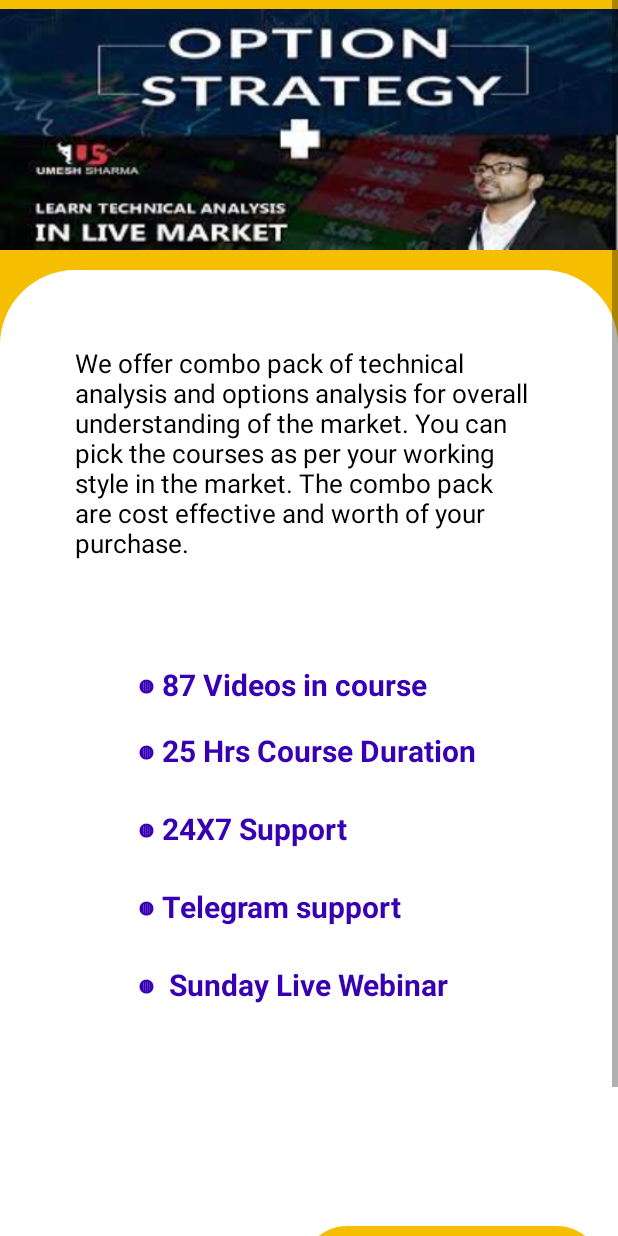
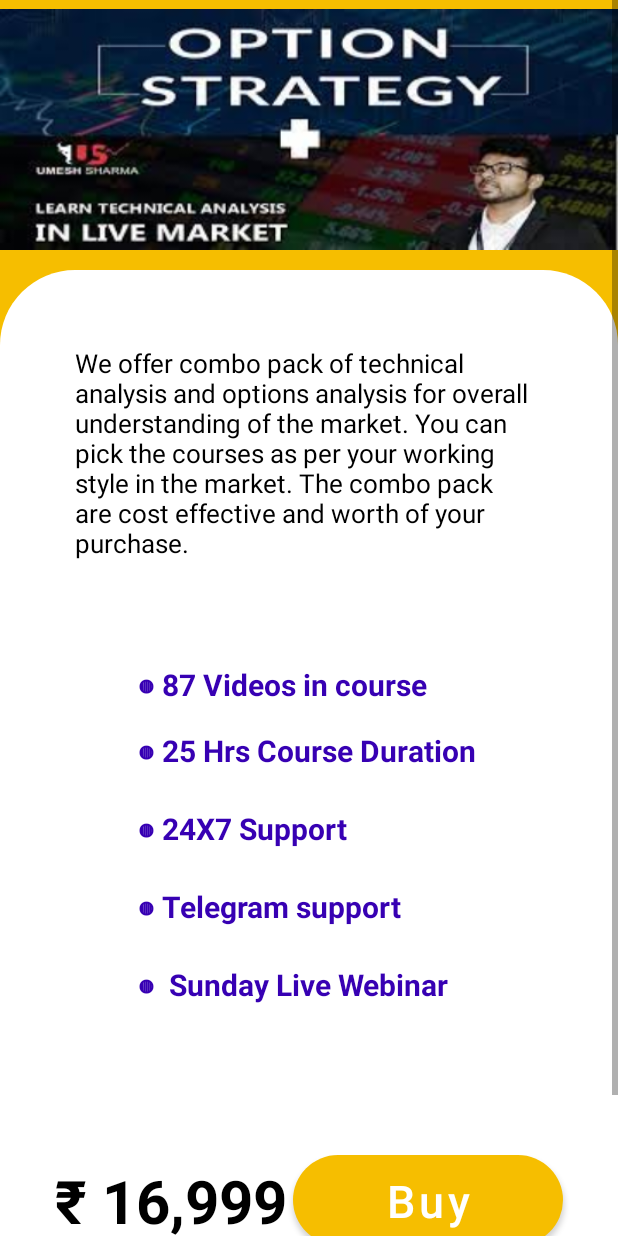
Before and after one commit to amanGupta1811/ChartAnalysis, an Android app: the layout activity_combo.xml on its own in the app's theme, with its tools: preview values and no code run, on a phone screen of 412 x 824 dp. Run offline under Robolectric (Android 15) with nearby library versions, the phone set to English and light mode, and no system bars; network calls fail.

Commit message:
fix bugs

```diff
--- a/app/src/main/java/com/android/chartanalysis/signUp.java
+++ b/app/src/main/java/com/android/chartanalysis/signUp.java
@@ -119,7 +119,7 @@ public class signUp extends AppCompatActivity {
         }, new Response.ErrorListener() {
             @Override
             public void onErrorResponse(VolleyError error) {
-                Toast.makeText(getApplicationContext(),error.toString(),Toast.LENGTH_LONG).show();
+                Toast.makeText(signUp.this, "Connection Error", Toast.LENGTH_SHORT).show();
                 progressBar.setVisibility(View.GONE);
             }
         }){
--- a/app/src/main/res/layout/activity_combo.xml
+++ b/app/src/main/res/layout/activity_combo.xml
@@ -12,7 +12,6 @@
         android:layout_height="wrap_content"
         app:layout_constraintTop_toTopOf="parent">
 
-
         <androidx.constraintlayout.widget.ConstraintLayout
             android:layout_width="match_parent"
             android:layout_height="wrap_content">
@@ -25,8 +24,6 @@
                 android:background="@drawable/orders"
                 app:layout_constraintLeft_toLeftOf="parent"
                 app:layout_constraintTop_toTopOf="parent"/>
-
-
             <ImageView
                 android:id="@+id/courseImg"
                 android:layout_width="match_parent"
@@ -37,26 +34,6 @@
                 app:layout_constraintLeft_toLeftOf="parent"
                 app:layout_constraintRight_toRightOf="parent"
                 app:layout_constraintTop_toTopOf="parent" />
-
-            <Button
-                android:id="@+id/buy"
-                android:layout_width="200dp"
-                android:layout_height="60dp"
-                android:text="Buy"
-                android:textSize="30dp"
-                android:textAlignment="center"
-                android:textAllCaps="false"
-                app:layout_constraintTop_toBottomOf="@id/last"
-                app:layout_constraintRight_toRightOf="parent"
-                android:layout_marginBottom="55dp"
-                android:layout_marginTop="150dp"
-                android:layout_marginRight="15dp"
-                android:layout_marginLeft="15dp"
-                app:layout_constraintBottom_toBottomOf="@id/tool"
-                app:layout_constraintLeft_toRightOf="@id/courseAmt"
-                android:background="@drawable/button_background"
-                />
-
 
         <androidx.constraintlayout.widget.ConstraintLayout
             android:id="@+id/infoC"
@@ -80,14 +57,8 @@
                 android:layout_margin="20dp"
                 android:text="@string/combo"
                 android:textColor="@color/black"
-                android:textSize="17dp"
-                />
+                android:textSize="17dp" />
         </androidx.constraintlayout.widget.ConstraintLayout>
-
-
-
-
-
 
             <TextView
                 android:id="@+id/keyPoints"
@@ -151,21 +122,47 @@
                 app:layout_constraintRight_toRightOf="parent"
                 app:layout_constraintTop_toBottomOf="@id/infoC" />
 
-            <TextView
-                android:id="@+id/courseAmt"
-                android:layout_width="wrap_content"
+            <androidx.constraintlayout.widget.ConstraintLayout
+                android:layout_width="match_parent"
                 android:layout_height="wrap_content"
-                android:layout_marginLeft="8dp"
-                android:layout_marginTop="150dp"
-                android:layout_marginBottom="55dp"
-                android:text="₹16,999"
-                android:textColor="@color/black"
-                android:textSize="50dp"
-                android:textStyle="bold"
-                app:layout_constraintBottom_toBottomOf="@id/tool"
+                android:layout_marginLeft="20dp"
+                android:layout_marginRight="20dp"
                 app:layout_constraintTop_toBottomOf="@id/last"
-                app:layout_constraintLeft_toLeftOf="parent" />
+                app:layout_constraintLeft_toLeftOf="parent"
+                app:layout_constraintRight_toRightOf="parent"
+                app:layout_constraintBottom_toBottomOf="@id/tool">
 
+                <TextView
+                    android:id="@+id/courseAmt"
+                    android:layout_width="wrap_content"
+                    android:layout_height="wrap_content"
+                    android:text="₹ 16,999"
+                    android:textColor="@color/black"
+                    android:layout_marginRight="2dp"
+                    android:layout_marginLeft="100dp"
+                    android:textSize="40dp"
+                    android:textStyle="bold"
+                    app:layout_constraintBottom_toBottomOf="parent"
+                    app:layout_constraintTop_toTopOf="parent"
+                    app:layout_constraintLeft_toLeftOf="parent"
+                    app:layout_constraintRight_toLeftOf="@id/buy"/>
+                <Button
+                    android:id="@+id/buy"
+                    android:layout_width="180dp"
+                    android:layout_height="60dp"
+                    android:text="Buy"
+                    android:textSize="30dp"
+                    android:textAlignment="center"
+                    android:textAllCaps="false"
+                    android:layout_marginLeft="2dp"
+                    android:layout_marginRight="100dp"
+                    app:layout_constraintTop_toTopOf="parent"
+                    app:layout_constraintRight_toRightOf="parent"
+                    app:layout_constraintLeft_toRightOf="@id/courseAmt"
+                    app:layout_constraintBottom_toBottomOf="parent"
+                    android:background="@drawable/button_background"
+                    />
+            </androidx.constraintlayout.widget.ConstraintLayout>
         </androidx.constraintlayout.widget.ConstraintLayout>
     </ScrollView>
 </androidx.constraintlayout.widget.ConstraintLayout>
--- a/app/src/main/res/layout/activity_full_video.xml
+++ b/app/src/main/res/layout/activity_full_video.xml
@@ -14,6 +14,7 @@
         app:layout_constraintTop_toTopOf="parent"
         app:layout_constraintRight_toRightOf="parent"
         app:layout_constraintLeft_toLeftOf="parent"
+
         >
 
 
```
Also changed, not shown: app/src/main/java/com/android/chartanalysis/MainActivity.java (+46 -20 lines), app/src/main/java/com/android/chartanalysis/buyCourse.java (+5 -3 lines), app/src/main/java/com/android/chartanalysis/courseVideo.java (+71 -8 lines), app/src/main/java/com/android/chartanalysis/invoice.java (+23 -8 lines), app/src/main/java/com/android/chartanalysis/login.java (+6 -5 lines), app/src/main/res/layout/activity_invoice.xml (+19 -6 lines), app/src/main/res/layout/activity_onlineteaching.xml (+36 -24 lines), app/src/main/res/layout/activity_optionstrategy.xml (+75 -30 lines).
